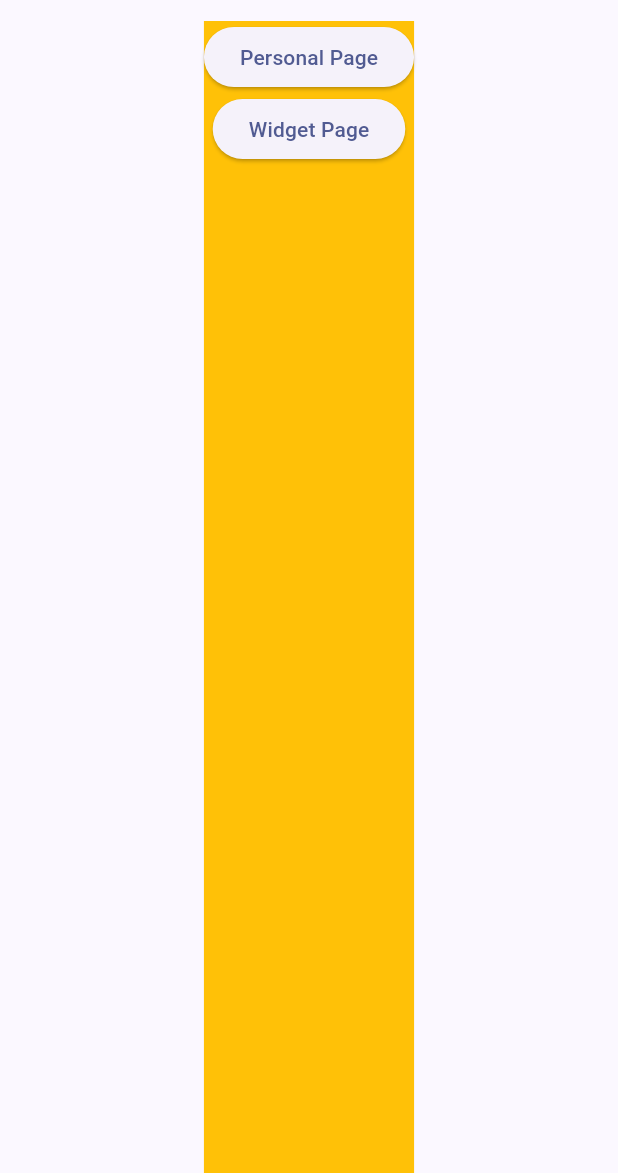
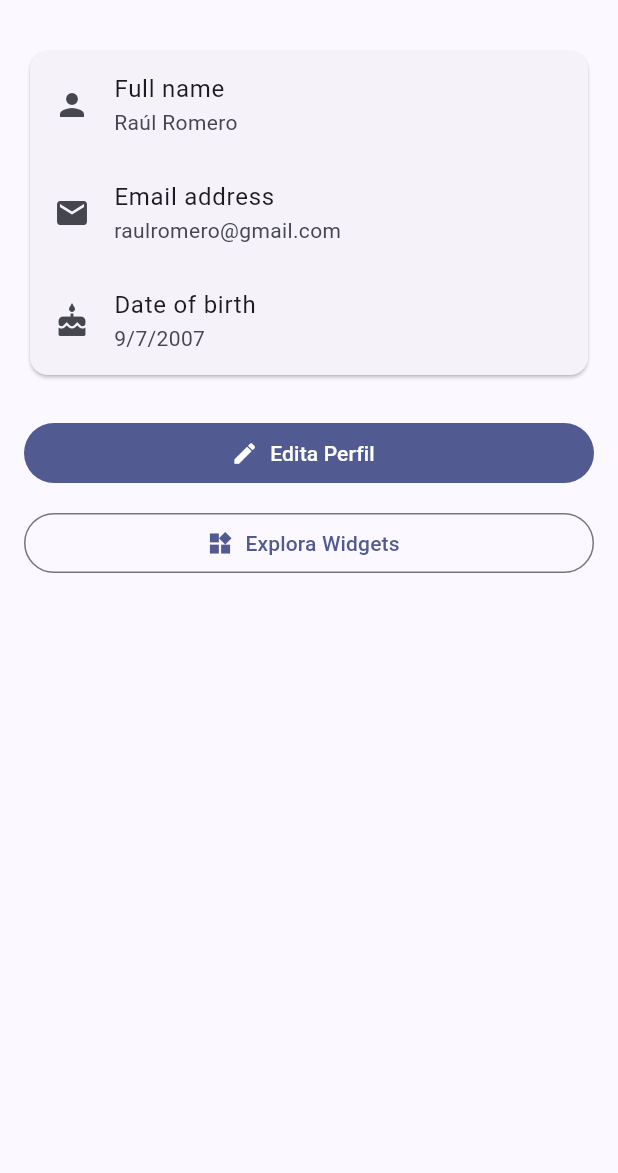
Before and after one commit to raulromerocerrato/Practica2-PMM, a Flutter app: the screen it shows after launch, on a phone screen of 412 x 824 dp, the part 63-1236 px from its top. Run offline on Flutter 3.47's test engine with Material 3 defaults, Android fonts, the phone set to English and light mode, and no system bars.

Commit message:
feat (screens): afegida la profile card a home_page amb estil

```diff
--- a/practica2_pmm/lib/main.dart
+++ b/practica2_pmm/lib/main.dart
@@ -19,7 +19,7 @@ class MyApp extends StatelessWidget {
       routes: {
         AppRoutes.home:(context) => HomePage(),
         AppRoutes.personal:(context) => PersonalPage(),
-        AppRoutes.widgets:(context) => WidgetPage()
+        AppRoutes.widget:(context) => WidgetPage()
       },
       initialRoute: AppRoutes.home,
     );
--- a/practica2_pmm/lib/routes/app_routes.dart
+++ b/practica2_pmm/lib/routes/app_routes.dart
@@ -2,5 +2,5 @@
 class AppRoutes {
   static const String home = '/';
   static const String personal = '/personal';
-  static const String widgets = '/widget';
+  static const String widget = '/widget';
 }
--- a/practica2_pmm/lib/screens/home_screen.dart
+++ b/practica2_pmm/lib/screens/home_screen.dart
@@ -1,4 +1,10 @@
+// StatefulWidget: esta pantalla guarda la Persona actual en su estado y debe
+// reconstruirse (setState) cuando PersonalScreen devuelve los datos editados,
+// para refrescar la tarjeta de perfil.
+
 import 'package:flutter/material.dart';
+
+import '../models/persona.dart';
 
 class HomePage extends StatefulWidget {
   const HomePage({super.key});
@@ -8,32 +14,67 @@ class HomePage extends StatefulWidget {
 }
 
 class _HomePageState extends State<HomePage> {
+  Persona _persona = Persona.defaults();
+
+  Future<void> _editProfile() async {
+    final updated = await Navigator.pushNamed<Persona>(
+      context,
+      '/personal',
+      arguments: _persona,
+    );
+    if (!mounted || updated == null) return;
+    setState(() => _persona = updated);
+  }
+
+  void _openShowcase() {
+    Navigator.pushNamed(context, '/widgets');
+  }
+
   @override
   Widget build(BuildContext context) {
     return Scaffold(
-      appBar: AppBar(
-        title: Text('DevProfile M3'),
-      ),
-      body: Center(
-        child:Container(
-          color: Colors.amber,
-          child: Column(
-            children: [
-              ElevatedButton(
-                onPressed: () {
-                  Navigator.of(context).pushNamed('/personal');
-                },
-                child: Text('Personal Page')
+      appBar: AppBar(title: const Text('DevProfile M3')),
+      body: Padding(
+        padding: const EdgeInsets.all(16),
+        child: Column(
+          crossAxisAlignment: CrossAxisAlignment.stretch,
+          children: [
+            Card(
+              child: Column(
+                mainAxisSize: MainAxisSize.min,
+                children: [
+                  ListTile(
+                    leading: const Icon(Icons.person),
+                    title: const Text('Full name'),
+                    subtitle: Text(_persona.fullName),
+                  ),
+                  ListTile(
+                    leading: const Icon(Icons.email),
+                    title: const Text('Email address'),
+                    subtitle: Text(_persona.emailAddress),
+                  ),
+                  ListTile(
+                    leading: const Icon(Icons.cake),
+                    title: const Text('Date of birth'),
+                    subtitle: Text(_persona.formatBirthDate),
+                  ),
+                ],
               ),
-              ElevatedButton(
-                onPressed: () {
-                  Navigator.of(context).pushNamed('/widgets');
-                },
-                child: Text('Widget Page')
-              )
-            ]
-          ),
-        )
+            ),
+            const SizedBox(height: 24),
+            FilledButton.icon(
+              onPressed: _editProfile,
+              icon: const Icon(Icons.edit),
+              label: const Text('Edita Perfil'),
+            ),
+            const SizedBox(height: 12),
+            OutlinedButton.icon(
+              onPressed: _openShowcase,
+              icon: const Icon(Icons.widgets),
+              label: const Text('Explora Widgets'),
+            ),
+          ],
+        ),
       ),
     );
   }
```
